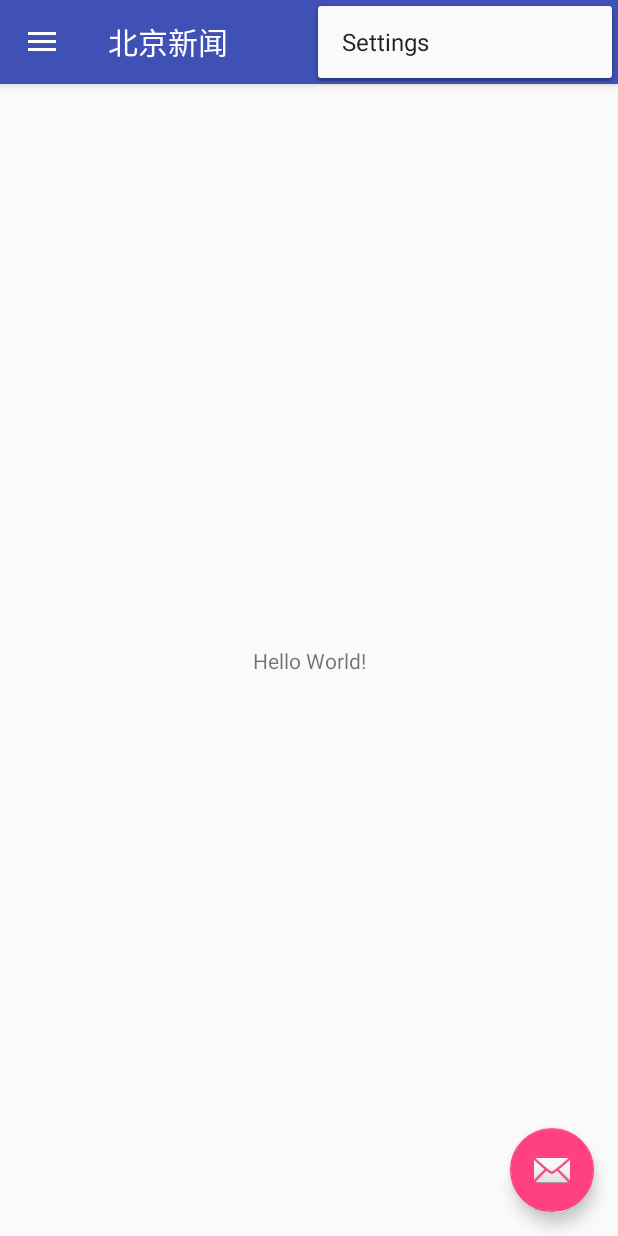
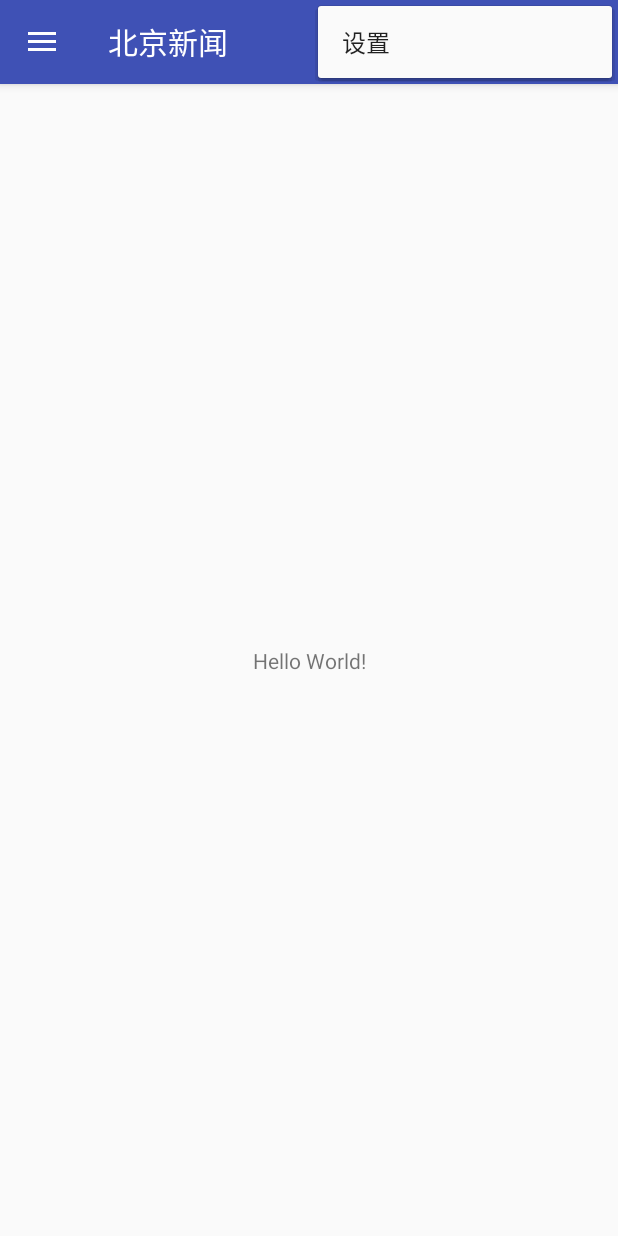
Before and after one commit to Jackqgm/BeijingNews, an Android app: the MainActivity screen opened directly, with no data from a screen before it, with the options menu open, on a phone screen of 412 x 824 dp. Run offline under Robolectric (Android 15) with nearby library versions, the phone set to English and light mode, and no system bars; 1 statement that could not run was skipped.

Commit message:
new 20/1/31  13:55

```diff
--- a/app/src/main/java/com/atguigu/beijingnews/activity/MainActivity.java
+++ b/app/src/main/java/com/atguigu/beijingnews/activity/MainActivity.java
@@ -1,8 +1,10 @@
 package com.atguigu.beijingnews.activity;
 
+import android.graphics.Point;
 import android.os.Bundle;
 import android.support.design.widget.FloatingActionButton;
 import android.support.design.widget.Snackbar;
+import android.support.v4.widget.ViewDragHelper;
 import android.view.View;
 import android.support.design.widget.NavigationView;
 import android.support.v4.view.GravityCompat;
@@ -14,6 +16,8 @@ import android.view.Menu;
 import android.view.MenuItem;
 import com.atguigu.beijingnews.R;
 
+import java.lang.reflect.Field;
+
 public class MainActivity extends AppCompatActivity
         implements NavigationView.OnNavigationItemSelectedListener {
 
@@ -21,19 +25,21 @@ public class MainActivity extends AppCompatActivity
     protected void onCreate(Bundle savedInstanceState) {
         super.onCreate(savedInstanceState);
         setContentView(R.layout.activity_main);
+
         Toolbar toolbar = findViewById(R.id.toolbar);
         setSupportActionBar(toolbar);
 
-        FloatingActionButton fab = findViewById(R.id.fab);
+        /*FloatingActionButton fab = findViewById(R.id.fab);
         fab.setOnClickListener(new View.OnClickListener() {
             @Override
             public void onClick(View view) {
                 Snackbar.make(view, "Replace with your own action", Snackbar.LENGTH_LONG)
                         .setAction("Action", null).show();
             }
-        });
+        });*/
 
         DrawerLayout drawer = findViewById(R.id.drawer_layout);
+        setDrawerLeftEdgeSize(this,drawer,1);
         ActionBarDrawerToggle toggle = new ActionBarDrawerToggle(
                 this, drawer, toolbar, R.string.navigation_drawer_open, R.string.navigation_drawer_close);
         drawer.addDrawerListener(toggle);
@@ -41,6 +47,32 @@ public class MainActivity extends AppCompatActivity
 
         NavigationView navigationView = findViewById(R.id.nav_view);
         navigationView.setNavigationItemSelectedListener(this);
+
+    }
+    private void setDrawerLeftEdgeSize (MainActivity activity, DrawerLayout drawerLayout, float displayWidthPercentage) {
+        if (activity == null || drawerLayout == null)
+            return;
+        try {
+            // 找到 ViewDragHelper 并设置 Accessible 为true,
+            Field leftDraggerField =
+                    drawerLayout.getClass().getDeclaredField("mLeftDragger");//Right
+            leftDraggerField.setAccessible(true);
+            ViewDragHelper leftDragger = (ViewDragHelper) leftDraggerField.get(drawerLayout);
+
+            // 找到 edgeSizeField 并设置 Accessible 为true
+            Field edgeSizeField = leftDragger.getClass().getDeclaredField("mEdgeSize");
+            edgeSizeField.setAccessible(true);
+            int edgeSize = edgeSizeField.getInt(leftDragger);
+
+            // 设置新的边缘大小
+            Point displaySize = new Point();
+            activity.getWindowManager().getDefaultDisplay().getSize(displaySize);
+            edgeSizeField.setInt(leftDragger, Math.max(edgeSize, (int) (displaySize.x *
+                    displayWidthPercentage)));
+        } catch (NoSuchFieldException e) {
+        } catch (IllegalArgumentException e) {
+        } catch (IllegalAccessException e) {
+        }
     }
 
     @Override
--- a/app/src/main/res/layout/app_bar_main.xml
+++ b/app/src/main/res/layout/app_bar_main.xml
@@ -22,12 +22,12 @@
 
     <include layout="@layout/content_main" />
 
-    <android.support.design.widget.FloatingActionButton
+    <!--<android.support.design.widget.FloatingActionButton
         android:id="@+id/fab"
         android:layout_width="wrap_content"
         android:layout_height="wrap_content"
         android:layout_gravity="bottom|end"
         android:layout_margin="@dimen/fab_margin"
-        app:srcCompat="@android:drawable/ic_dialog_email" />
+        app:srcCompat="@android:drawable/ic_dialog_email" />-->
 
 </android.support.design.widget.CoordinatorLayout>
--- a/app/src/main/res/values/strings.xml
+++ b/app/src/main/res/values/strings.xml
@@ -4,5 +4,5 @@
     <string name="navigation_drawer_open">Open navigation drawer</string>
     <string name="navigation_drawer_close">Close navigation drawer</string>
 
-    <string name="action_settings">Settings</string>
+    <string name="action_settings">设置</string>
 </resources>
```
